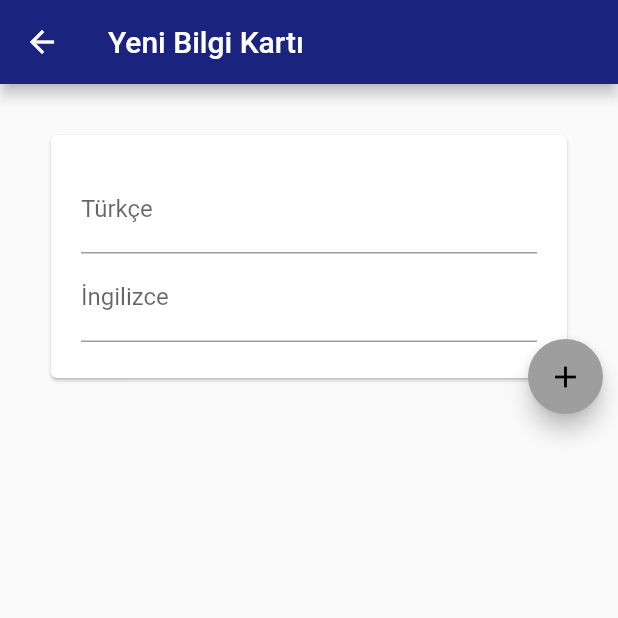
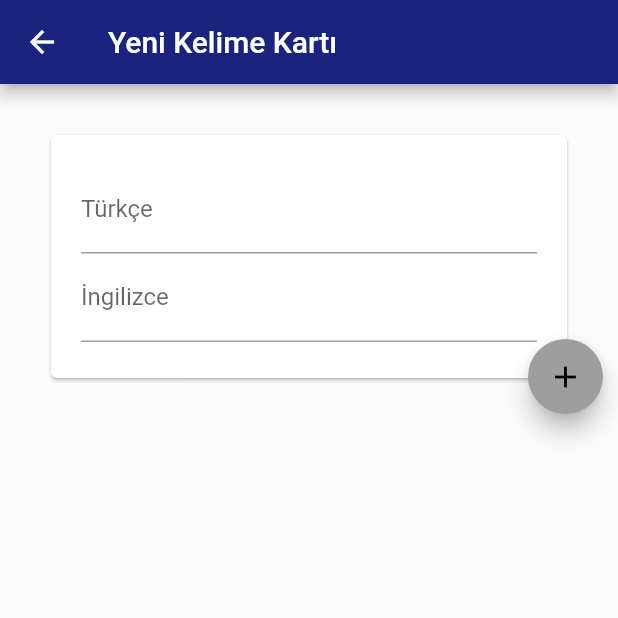
Before and after one commit to Fonur/flashcards_tur_eng, a Flutter app: the CreateFlashCard screen opened by its route, on a phone screen of 412 x 824 dp, the top half of it. Run offline on Flutter 3.47's test engine with Material 2 defaults, Android fonts, the phone set to English and light mode, and no system bars; our stand-ins replace rxdart, sqflite; accounts and stored records are empty.

Commit message:
FIX: Descriptions

```diff
--- a/lib/pages/create_flashcard.dart
+++ b/lib/pages/create_flashcard.dart
@@ -37,7 +37,7 @@ class _CreateFlashCardState extends State<CreateFlashCard> {
     _blocFlashCard = FlashCardBloc(widget.cardSetId);
     return Scaffold(
       appBar: AppBar(
-        title: Text("Yeni Bilgi Kartı"),
+        title: Text("Yeni Kelime Kartı"),
         leading: new IconButton(
           icon: new Icon(Icons.arrow_back),
           onPressed: () => Navigator.pushReplacementNamed(context, '/SetPage/${widget.cardSetId}'),
@@ -86,12 +86,12 @@ class _CreateFlashCardState extends State<CreateFlashCard> {
                 children: <Widget>[
                   TextField(
                     decoration:
-                        InputDecoration(labelText: 'Türkçe', hintText: 'Kütük'),
+                        InputDecoration(labelText: 'Türkçe', hintText: 'Kelime'),
                     controller: _flashCardKeyName,
                   ),
                   TextField(
                     decoration: InputDecoration(
-                        labelText: 'İngilizce', hintText: 'Log'),
+                        labelText: 'İngilizce', hintText: 'Word'),
                     controller: _flashCardValueName,
                   ),
                 ],
--- a/lib/pages/home_page.dart
+++ b/lib/pages/home_page.dart
@@ -22,7 +22,7 @@ class _HomePageState extends State<HomePage> {
   Widget build(BuildContext context) {
     return Scaffold(
       appBar: AppBar(
-        title: Text('Bilgi Kartı Setleri'),
+        title: Text('Kelime Kartı Setleri'),
         automaticallyImplyLeading: false,
       ),
       floatingActionButton:
--- a/lib/pages/set_page.dart
+++ b/lib/pages/set_page.dart
@@ -26,7 +26,7 @@ class _SetPageState extends State<SetPage> {
     _blocFlashCard = FlashCardBloc(widget.cardSetId);
     return Scaffold(
       appBar: AppBar(
-        title: Text("Bilgi Kartı Listesi"),
+        title: Text("Kelime Kartı Listesi"),
         leading: new IconButton(
           icon: new Icon(Icons.arrow_back),
           onPressed: () => Navigator.pushReplacementNamed(context, '/'),
--- a/pubspec.yaml
+++ b/pubspec.yaml
@@ -11,7 +11,7 @@ description: A new Flutter project.
 # In iOS, build-name is used as CFBundleShortVersionString while build-number used as CFBundleVersion.
 # Read more about iOS versioning at
 # https://developer.apple.com/library/archive/documentation/General/Reference/InfoPlistKeyReference/Articles/CoreFoundationKeys.html
-version: 1.0.1+1
+version: 1.0.3+3
 
 environment:
   sdk: ">=2.1.0 <3.0.0"
```
Also changed, not shown: 1 other file.
